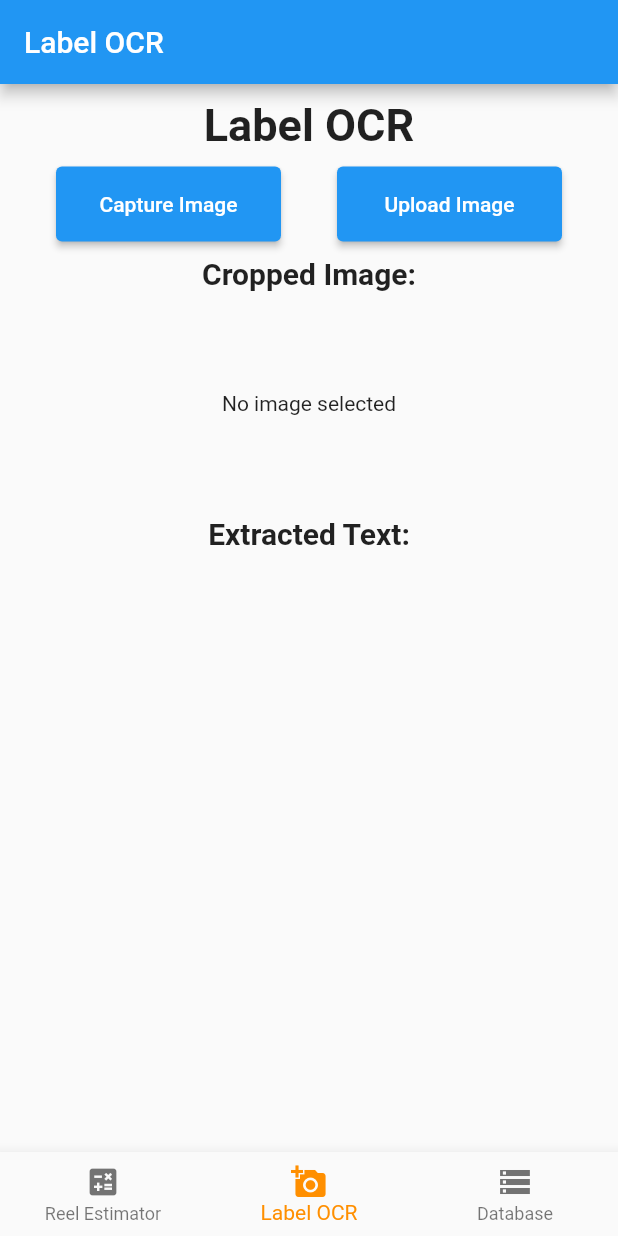
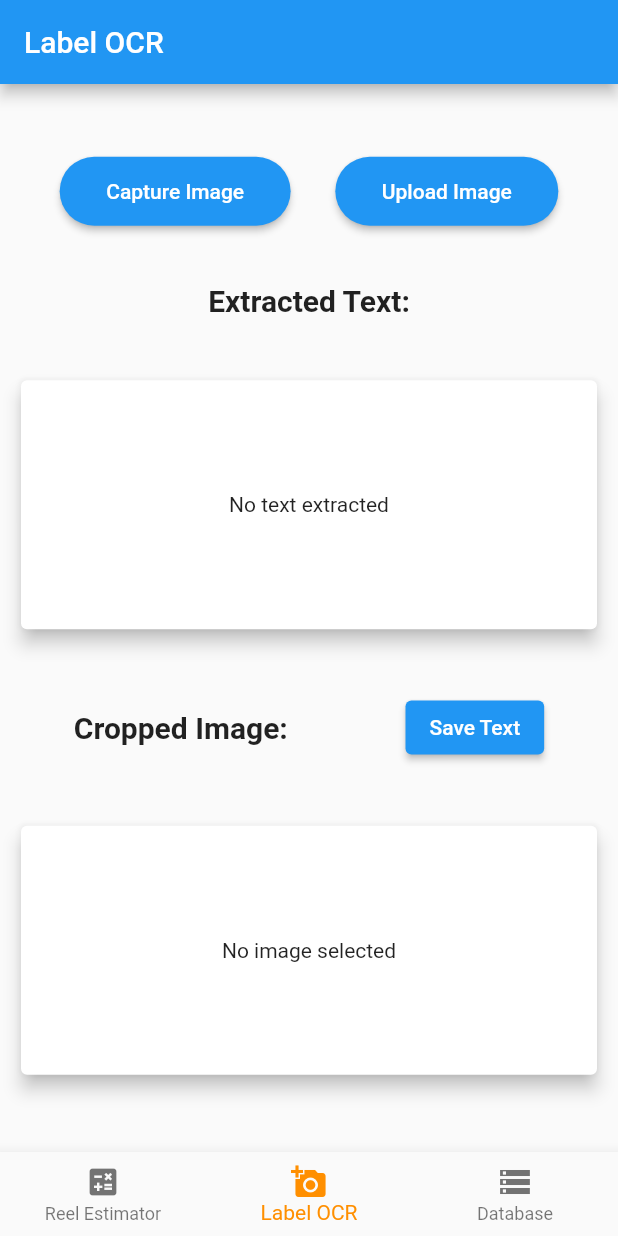
Before and after one commit to Seibell/Component-Reel-Counter, a Flutter app: the screen it shows after launch, item 2 of the bottom bar chosen, on a phone screen of 412 x 824 dp. Run offline on Flutter 3.47's test engine with Material 2 defaults, Android fonts, the phone set to English and light mode, and no system bars; our stand-ins replace image_cropper, image_picker, sqflite; missing offline and left inert: google_ml_kit; accounts and stored records are empty.

```diff
--- a/lib/LabelOCR/LabelOCR.dart
+++ b/lib/LabelOCR/LabelOCR.dart
@@ -15,7 +15,9 @@ class _LabelOCRState extends State<LabelOCR> {
   final ValueNotifier<String> _extractedTextNotifier =
       ValueNotifier<String>('');
   bool _isLoading = false;
+  bool _isSaved = false;
   final ValueNotifier<File?> _croppedImageNotifier = ValueNotifier<File?>(null);
+  final TextEditingController _textEditingController = TextEditingController();
 
   Future<File?> _cropImage(File originalImageFile) async {
     final croppedFile = await ImageCropper().cropImage(
@@ -119,7 +121,7 @@ class _LabelOCRState extends State<LabelOCR> {
             await textRecognizer.processImage(inputImage);
 
         _extractedTextNotifier.value = recognizedText.text;
-        await saveExtractedText(recognizedText.text);
+        _textEditingController.text = recognizedText.text;
 
         textRecognizer.close();
       }
@@ -131,93 +133,154 @@ class _LabelOCRState extends State<LabelOCR> {
   }
 
   @override
+  void dispose() {
+    _extractedTextNotifier.dispose();
+    _croppedImageNotifier.dispose();
+    _textEditingController.dispose();
+    super.dispose();
+  }
+
+  @override
   Widget build(BuildContext context) {
-    return Scaffold(
+    return MaterialApp(
+      theme: ThemeData(
+        primarySwatch: Colors.blue,
+        visualDensity: VisualDensity.adaptivePlatformDensity,
+        buttonTheme: const ButtonThemeData(
+          buttonColor: Colors.blue, //  <-- dark color
+          textTheme: ButtonTextTheme.primary,
+        ),
+      ),
+      home: Scaffold(
         appBar: AppBar(
-        title: Text('Label OCR'),
+          title: const Text('Label OCR'),
         ),
-      body: Column(
-        mainAxisAlignment: MainAxisAlignment.center,
+        body: SafeArea(
+          child: Padding(
+            padding: const EdgeInsets.all(10.0),
+            child: Column(
+              mainAxisAlignment: MainAxisAlignment.spaceEvenly,
               children: <Widget>[
-          const SizedBox(height: 10),
-          const Text(
-            'Label OCR',
-            style: TextStyle(fontSize: 30, fontWeight: FontWeight.bold),
-          ),
-          const SizedBox(height: 10),
                 Row(
-            mainAxisAlignment: MainAxisAlignment
-                .spaceEvenly, // To space the buttons evenly in the row
+                  mainAxisAlignment: MainAxisAlignment.spaceEvenly,
                   children: <Widget>[
-              Container(
-                height: 50.0, // Set the height of the container
-                width: 150.0, // Set the width of the container
-                child: ElevatedButton(
+                    ElevatedButton(
                       onPressed: () => _readTextFromImage(ImageSource.camera),
+                      child: const Padding(
+                        padding: EdgeInsets.all(15.0),
                         child: const Text('Capture Image'),
                       ),
+                      style: ElevatedButton.styleFrom(
+                        backgroundColor: Colors.blue,
+                        foregroundColor: Colors.white,
+                        shape: RoundedRectangleBorder(
+                          borderRadius: BorderRadius.circular(32.0),
                         ),
-              Container(
-                height: 50.0, // Set the height of the container
-                width: 150.0, // Set the width of the container
-                child: ElevatedButton(
+                      ),
+                    ),
+                    ElevatedButton(
                       onPressed: () => _readTextFromImage(ImageSource.gallery),
+                      child: const Padding(
+                        padding: EdgeInsets.all(15.0),
                         child: const Text('Upload Image'),
+                      ),
+                      style: ElevatedButton.styleFrom(
+                        backgroundColor: Colors.blue,
+                        foregroundColor: Colors.white,
+                        shape: RoundedRectangleBorder(
+                          borderRadius: BorderRadius.circular(32.0),
+                        ),
                       ),
                     ),
                   ],
                 ),
-          const SizedBox(height: 10),
+                const Text(
+                  'Extracted Text:',
+                  style: TextStyle(fontSize: 20, fontWeight: FontWeight.bold),
+                ),
+                Card(
+                  elevation: 5,
+                  child: Padding(
+                    padding: const EdgeInsets.all(8.0),
+                    child: Container(
+                      width: 400,
+                      height: 150,
+                      child: ValueListenableBuilder<String>(
+                        valueListenable: _extractedTextNotifier,
+                        builder: (context, value, child) {
+                          if (value.isNotEmpty &&
+                              _textEditingController.text.isEmpty) {
+                            _textEditingController.text = value;
+                            _isSaved = false;
+                          }
+                          return _textEditingController.text.isEmpty
+                              ? _isLoading
+                                  ? const Center(
+                                      child: Text("Extracting text..."))
+                                  : const Center(
+                                      child: Text("No text extracted"))
+                              : SingleChildScrollView(
+                                  child: TextField(
+                                    controller: _textEditingController,
+                                    maxLines: null,
+                                    style: const TextStyle(fontSize: 16),
+                                  ),
+                                );
+                        },
+                      ),
+                    ),
+                  ),
+                ),
+                Row(
+                  mainAxisAlignment: MainAxisAlignment.spaceAround,
+                  children: [
                     const Text(
                       'Cropped Image:',
-            style: TextStyle(fontSize: 20, fontWeight: FontWeight.bold),
+                      style:
+                          TextStyle(fontSize: 20, fontWeight: FontWeight.bold),
                     ),
-          Container(
+                    ElevatedButton(
+                      onPressed: _isSaved
+                          ? null
+                          : () {
+                              saveExtractedText(_textEditingController.text);
+                              setState(() {
+                                _isSaved = true;
+                              });
+                            },
+                      child: const Text('Save Text'),
+                    ),
+                  ],
+                ),
+                Card(
+                  elevation: 5,
+                  child: Padding(
                     padding: const EdgeInsets.all(8.0),
-            width: 400, // fixed width
-            height: 150, // fixed height
+                    child: Container(
+                      width: 400,
+                      height: 150,
                       child: ValueListenableBuilder<File?>(
                         valueListenable: _croppedImageNotifier,
                         builder: (context, file, child) {
                           if (file != null) {
                             return Image.file(
                               file,
-                    fit: BoxFit
-                        .contain, // Makes the image look better when resized
+                              fit: BoxFit.cover,
                             );
                           } else {
                             return const Center(
-                      child: Text(
-                          'No image selected')); // This is to center the text in the container
+                                child: Text('No image selected'));
                           }
                         },
                       ),
                     ),
-          const Text(
-            'Extracted Text:',
-            style: TextStyle(fontSize: 20, fontWeight: FontWeight.bold),
                   ),
-          const SizedBox(height: 10),
-          ValueListenableBuilder<String>(
-            valueListenable: _extractedTextNotifier,
-            builder: (context, value, child) {
-              if (_isLoading) {
-                // If the image is being processed, display a loading message
-                return const Text("Processing Image...");
-              } else {
-                return Expanded(
-                  child: SingleChildScrollView(
-                    child: Text(
-                      value,
-                      style: const TextStyle(fontSize: 16),
+                ),
+              ],
+            ),
+          ),
         ),
       ),
     );
   }
-            },
-          ),
-        ],
-      ),
-    );
 }
-}
```
Also changed, not shown: lib/LabelOCR/database_helper.dart (+17 -3 lines), lib/SearchData/SearchScreenState.dart (+52 -4 lines). Lines whose indentation alone changed are shown as unchanged.
